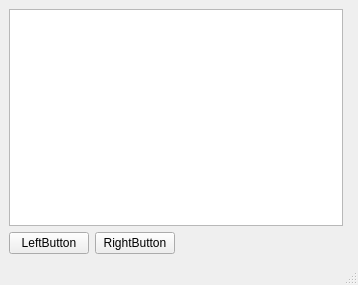
Qt form worksheet6/worksheet6_application/mainwindow.ui (ItzMePun/2025_20645251) before a commit.
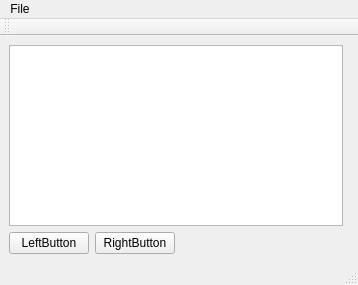
The same form after that commit.

Commit message: Worksheet6 exercise 6 complete

```diff
--- a/worksheet6/worksheet6_application/mainwindow.ui
+++ b/worksheet6/worksheet6_application/mainwindow.ui
@@ -67,8 +67,31 @@
      <height>17</height>
     </rect>
    </property>
+   <widget class="QMenu" name="menuFile">
+    <property name="title">
+     <string>File</string>
+    </property>
+    <addaction name="actionOpen_File"/>
+   </widget>
+   <addaction name="menuFile"/>
   </widget>
   <widget class="QStatusBar" name="statusbar"/>
+  <widget class="QToolBar" name="toolBar">
+   <property name="windowTitle">
+    <string>toolBar</string>
+   </property>
+   <attribute name="toolBarArea">
+    <enum>TopToolBarArea</enum>
+   </attribute>
+   <attribute name="toolBarBreak">
+    <bool>false</bool>
+   </attribute>
+  </widget>
+  <action name="actionOpen_File">
+   <property name="text">
+    <string>Open File</string>
+   </property>
+  </action>
  </widget>
  <resources/>
  <connections/>
```
The commit also changes 2 other files.
